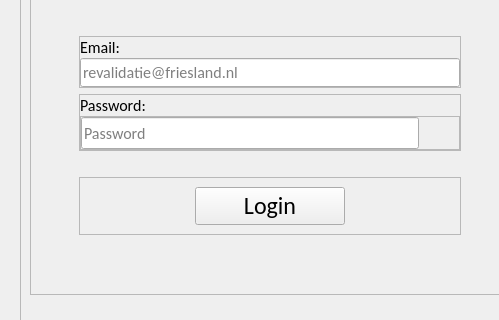
Above: layout/loginSection.ui from Baeshee/IPMEDTH-Frontend before the change; both pictures show x 216 to 715 and y 221 to 541 of the 973 by 715 pixel window. Below: the same form after it.
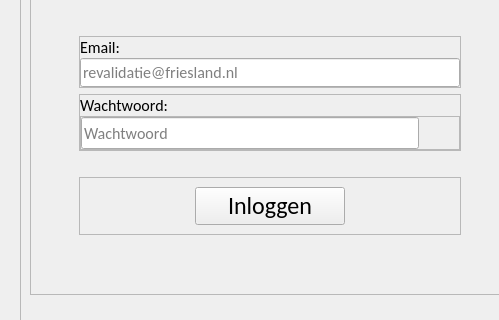
That is the form after the change. Icons and pictures are not drawn.

```diff
--- a/layout/loginSection.ui
+++ b/layout/loginSection.ui
@@ -235,7 +235,7 @@
                      </font>
                     </property>
                     <property name="text">
-                     <string>Password:</string>
+                     <string>Wachtwoord:</string>
                     </property>
                    </widget>
                   </item>
@@ -308,7 +308,7 @@
                         <enum>QLineEdit::Password</enum>
                        </property>
                        <property name="placeholderText">
-                        <string>Password</string>
+                        <string>Wachtwoord</string>
                        </property>
                       </widget>
                      </item>
@@ -380,7 +380,7 @@
                      <cursorShape>PointingHandCursor</cursorShape>
                     </property>
                     <property name="text">
-                     <string>Login</string>
+                     <string>Inloggen</string>
                     </property>
                    </widget>
                   </item>
```
